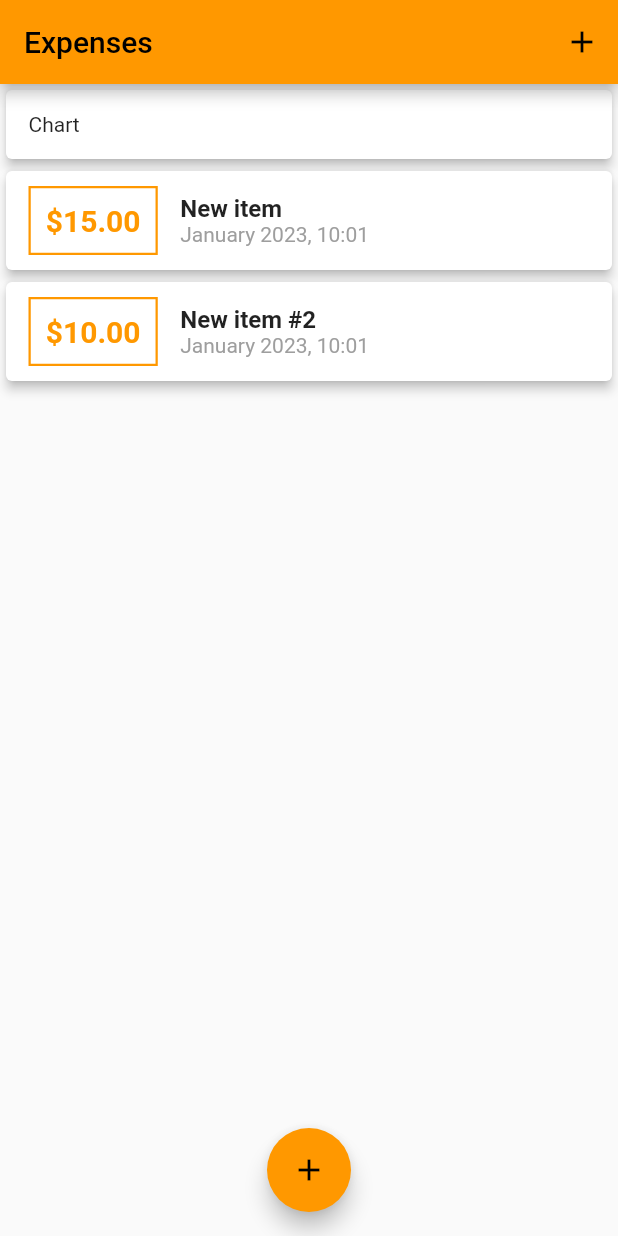
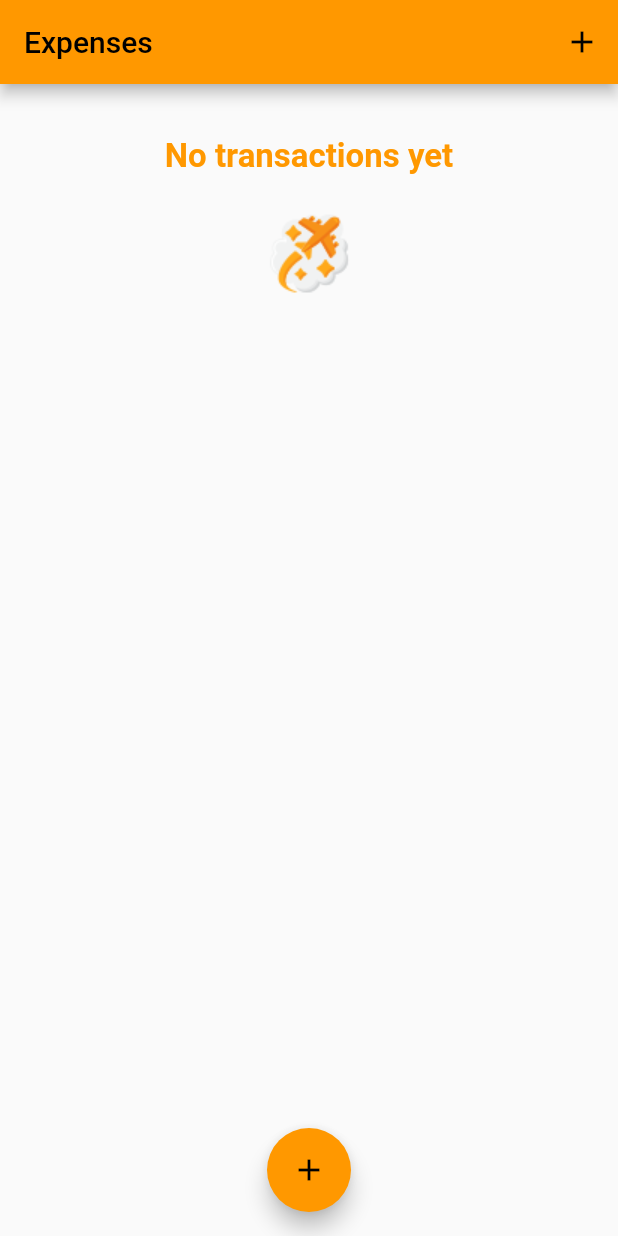
Before and after one commit to CircleHP/flutter-expenses-app, a Flutter app: the screen it shows after launch, on a phone screen of 412 x 824 dp. Run offline on Flutter 3.47's test engine with Material 2 defaults, Android fonts, the phone set to English and light mode, and no system bars.

Commit message:
Feature: Implement NoTransactions widget

```diff
--- a/lib/pages/home.dart
+++ b/lib/pages/home.dart
@@ -3,6 +3,7 @@ import 'package:flutter/material.dart';
 import '../models/transaction/transaction.dart';
 import '../widgets/create_transaction.dart';
 import '../widgets/transactions_list.dart';
+import '../widgets/no_transactions.dart';
 
 class HomePage extends StatefulWidget {
   const HomePage({super.key});
@@ -12,20 +13,7 @@ class HomePage extends StatefulWidget {
 }
 
 class _HomePageState extends State<HomePage> {
-  final List<Transaction> _transactions = [
-    Transaction(
-      id: 't1',
-      title: 'New item',
-      amount: 15.0,
-      date: DateTime.now(),
-    ),
-    Transaction(
-      id: 't2',
-      title: 'New item #2',
-      amount: 10.0,
-      date: DateTime.now(),
-    )
-  ];
+  final List<Transaction> _transactions = [];
 
   void _addNewTransaction(String title, double amount) {
     final newTransaction = Transaction(
@@ -64,7 +52,9 @@ class _HomePageState extends State<HomePage> {
         ],
       ),
       body: SingleChildScrollView(
-        child: Column(
+        child: _transactions.isEmpty
+            ? const NoTransactions()
+            : Column(
                 children: [
                   const SizedBox(
                     width: double.infinity,
--- /dev/null
+++ b/lib/widgets/no_transactions.dart
@@ -0,0 +1,33 @@
+import 'package:flutter/material.dart';
+
+class NoTransactions extends StatelessWidget {
+  const NoTransactions({super.key});
+
+  @override
+  Widget build(BuildContext context) {
+    return Container(
+      width: double.infinity,
+      margin: const EdgeInsets.only(top: 25.0),
+      child: Padding(
+        padding: const EdgeInsets.all(10.0),
+        child: Column(
+          crossAxisAlignment: CrossAxisAlignment.center,
+          children: [
+            const Text(
+              'No transactions yet',
+              style: TextStyle(
+                color: Colors.orange,
+                fontSize: 22,
+                fontWeight: FontWeight.bold,
+              ),
+            ),
+            const SizedBox(
+              height: 20,
+            ),
+            Image.asset('assets/images/empty-list.png'),
+          ],
+        ),
+      ),
+    );
+  }
+}
--- a/pubspec.yaml
+++ b/pubspec.yaml
@@ -60,10 +60,8 @@ flutter:
   # the material Icons class.
   uses-material-design: true
 
-  # To add assets to your application, add an assets section, like this:
-  # assets:
-  #   - images/a_dot_burr.jpeg
-  #   - images/a_dot_ham.jpeg
+  assets:
+    - assets/images/
 
   # An image asset can refer to one or more resolution-specific "variants", see
   # https://flutter.dev/assets-and-images/#resolution-aware
```
Also changed, not shown: assets/images/empty-list.png (added). Lines whose indentation alone changed are shown as unchanged.
